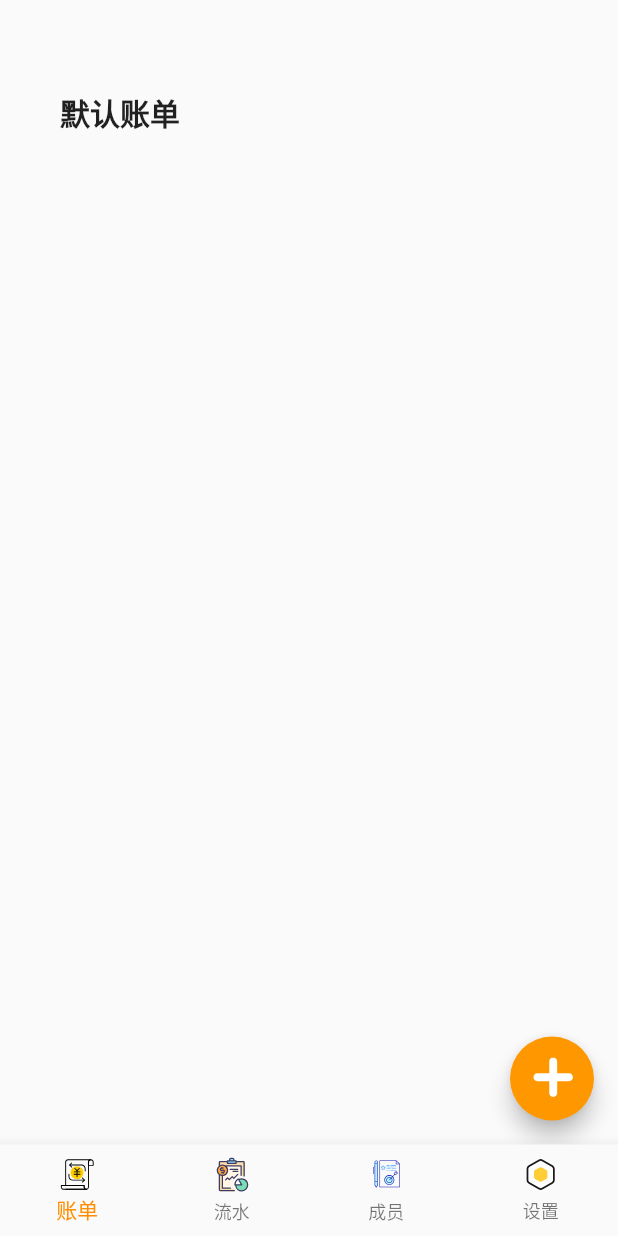
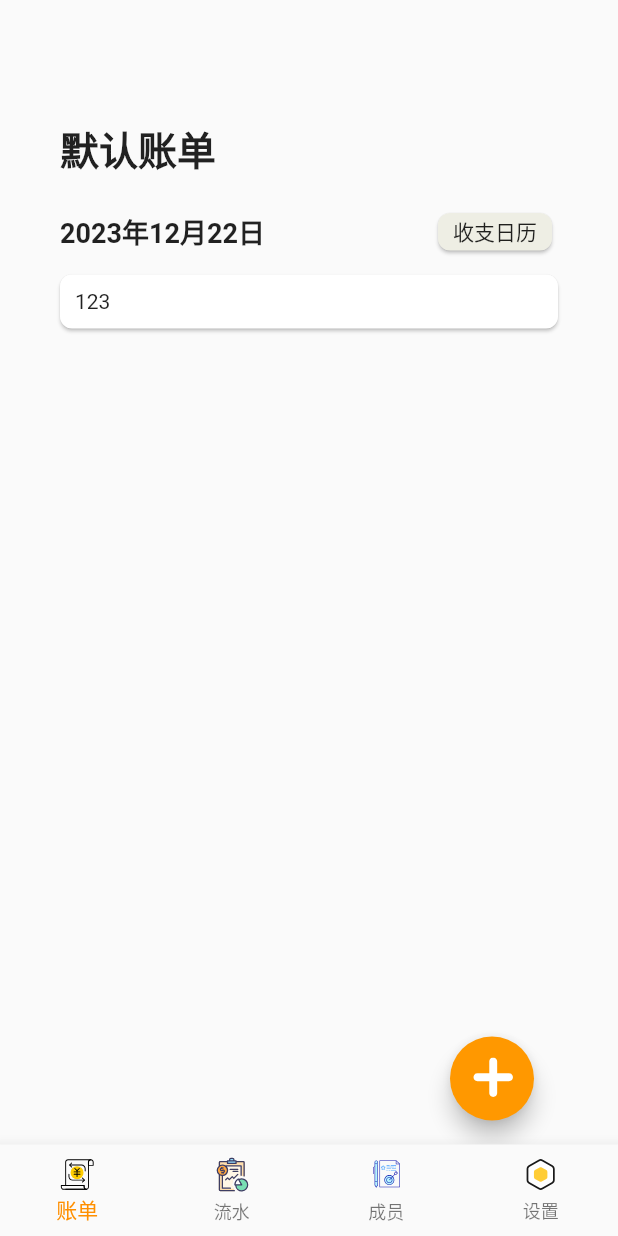
Before and after one commit to JiuRanYa/CoinKeeper, a Flutter app: the screen it shows after launch, on a phone screen of 412 x 824 dp. Run offline on Flutter 3.47's test engine with Material 2 defaults, Android fonts, the phone set to English and light mode, and no system bars; our stand-ins replace flutter_svg.

Commit message:
feat: home page

```diff
--- a/lib/main.dart
+++ b/lib/main.dart
@@ -47,7 +47,7 @@ class _MainApp extends State<MainApp> {
       ),
       home: Scaffold(
         body: Padding(
-          padding: const EdgeInsets.only(top: 60.0, left: 40.0),
+          padding: const EdgeInsets.only(top: 80, left: 40, right: 40),
           child: _router.elementAt(_selectedIndex),
         ),
         bottomNavigationBar: BottomNavigationBar(
--- a/lib/ui/views/homePage.dart
+++ b/lib/ui/views/homePage.dart
@@ -22,27 +22,64 @@ class _HomePageState extends State<HomePage> {
           width: 28,
         ),
       ),
-      body: SizedBox(
-        child: Row(
+      body: Column(children: [
+        const Row(
           children: [
-            Column(
-              mainAxisAlignment: MainAxisAlignment.start,
-              children: [
-                Container(
-                  padding: const EdgeInsets.only(bottom: 8),
-                  child: const Text(
-                    '默认账单',
-                    style: TextStyle(
-                      fontWeight: FontWeight.bold,
-                      fontSize: 20,
-                    ),
+            Padding(
+              padding: EdgeInsets.only(bottom: 20),
+              child: Text(
+                '默认账单',
+                style: TextStyle(
+                  fontWeight: FontWeight.bold,
+                  fontSize: 26,
+                ),
+              ),
+            )
+          ],
+        ),
+        Row(
+          mainAxisAlignment: MainAxisAlignment.spaceBetween,
+          children: [
+            const Text(
+              '2023年12月22日',
+              style: TextStyle(
+                fontWeight: FontWeight.bold,
+                fontSize: 18,
+              ),
+            ),
+            Card(
+              shape: RoundedRectangleBorder(
+                borderRadius: BorderRadius.circular(8),
+              ),
+              color: const Color(0xFFEEEEE4),
+              child: const Padding(
+                padding:
+                    EdgeInsets.only(left: 10, right: 10, top: 2, bottom: 2),
+                child: Text(
+                  '收支日历',
+                  style: TextStyle(
+                    fontSize: 14,
                   ),
                 ),
-              ],
+              ),
             ),
           ],
         ),
-      ),
+        Card(
+          margin: const EdgeInsets.only(top: 12),
+          shape: RoundedRectangleBorder(
+            borderRadius: BorderRadius.circular(8),
+          ),
+          child: const Row(
+            children: [
+              Padding(
+                padding: EdgeInsets.all(10),
+                child: Text('123'),
+              ),
+            ],
+          ),
+        )
+      ]),
     );
   }
 }
```
